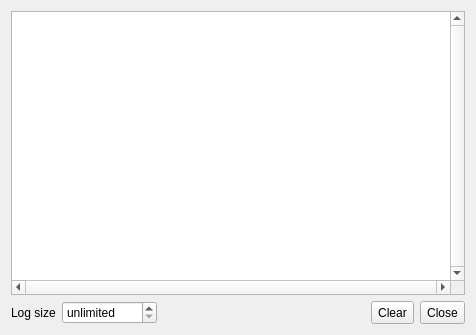
Above: checksumscannerlog.ui from qmc2/qmc2-mame-fe before the change. Below: the same form after it.
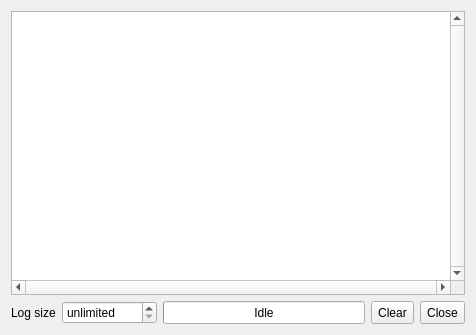
That is the form after the change.

Commit message:
imp: ROMAlyzer: slightly changed the way the check-sum scanner works to make future support for "incremental scans" possible / added a progress bar to the scanner log
imp: using qint64 instead of int for row-counters in all DB managers

Diff of the .ui file:
```diff
--- a/checksumscannerlog.ui
+++ b/checksumscannerlog.ui
@@ -65,17 +65,23 @@
       </widget>
      </item>
      <item>
-      <spacer name="horizontalSpacer">
-       <property name="orientation">
-        <enum>Qt::Horizontal</enum>
+      <widget class="QProgressBar" name="progressBar">
+       <property name="sizePolicy">
+        <sizepolicy hsizetype="Expanding" vsizetype="Minimum">
+         <horstretch>0</horstretch>
+         <verstretch>0</verstretch>
+        </sizepolicy>
        </property>
-       <property name="sizeHint" stdset="0">
-        <size>
-         <width>0</width>
-         <height>20</height>
-        </size>
+       <property name="toolTip">
+        <string>Scanner progress indicator</string>
        </property>
-      </spacer>
+       <property name="value">
+        <number>0</number>
+       </property>
+       <property name="format">
+        <string>Idle</string>
+       </property>
+      </widget>
      </item>
      <item>
       <widget class="QToolButton" name="toolButtonClear">
```
The commit also changes 31 other files.
